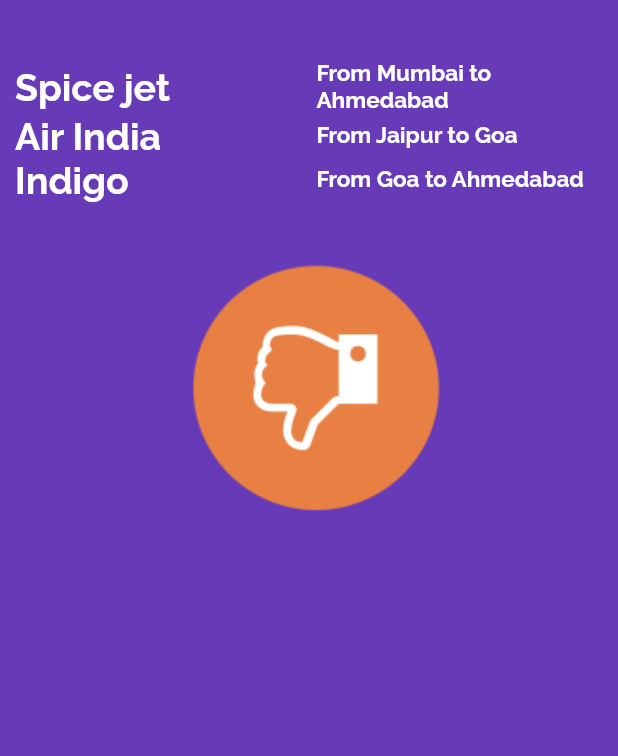
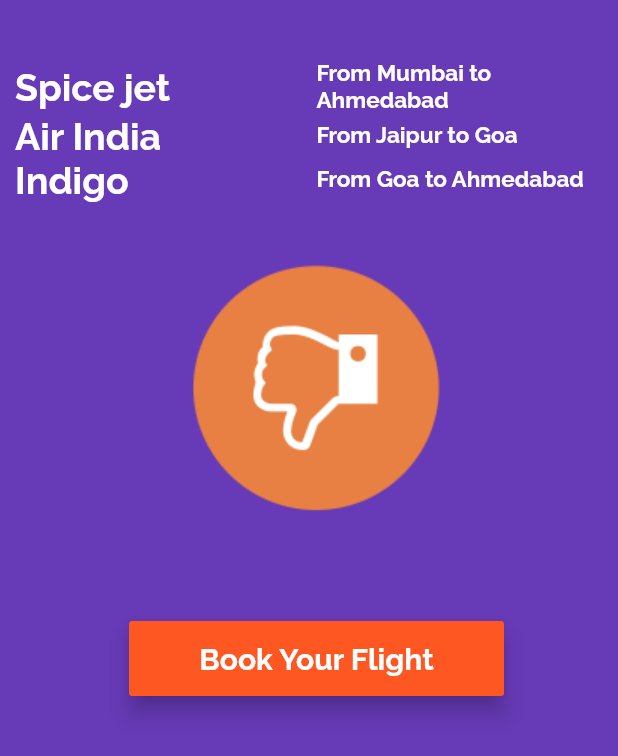
Before and after one commit to rudrik/flutter_learning, a Flutter app: the screen it shows after launch, on a phone screen of 412 x 824 dp. Shown: the top 756 px of the screen. Run offline on Flutter 3.47's test engine with Material 2 defaults, Android fonts, the phone set to English and light mode, and no system bars.

Commit message:
ImageAsset -- Implemented the Button and the Alert popup dialog.

```diff
--- a/lib/app_screens/home.dart
+++ b/lib/app_screens/home.dart
@@ -94,7 +94,8 @@ class Home extends StatelessWidget {
                     )
                   ],
                 ),
-                FlightImageAsset()
+                FlightImageAsset(),
+                FlightBookButton()
               ],
             )));
   }
@@ -108,3 +109,35 @@ class FlightImageAsset extends StatelessWidget {
     return Container(child: image);
   }
 }
+
+class FlightBookButton extends StatelessWidget {
+  @override
+  Widget build(BuildContext context) {
+    return Container(
+      margin: EdgeInsets.only(top: 30.0),
+      width: 250.0,
+      height: 50.0,
+      child: RaisedButton(
+          color: Colors.deepOrange,
+          child: Text(
+            "Book Your Flight",
+            style: TextStyle(
+                fontSize: 20.0,
+                color: Colors.white,
+                fontFamily: 'Raleway',
+                fontWeight: FontWeight.w700),
+          ),
+          elevation: 6.0,
+          onPressed: () => bookFlight(context)),
+    );
+  }
+
+  void bookFlight(BuildContext context) {
+    var alertDialog = AlertDialog(
+      title: Text("Flight book successfully"),
+      content: Text("Have a pleasant flight"),
+    );
+    showDialog(
+        context: context, builder: (BuildContext context) => alertDialog);
+  }
+}
```
